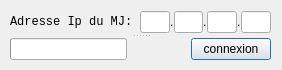
Qt form src/ConnectionHelper.ui (Nepta/nixjdr) before a commit.
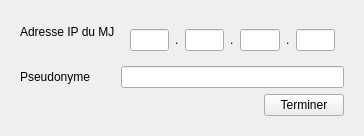
The same form after that commit. The open tabs and pages were chosen to show the change.

Commit message: connectionWizard reorganization

```diff
--- a/src/ConnectionHelper.ui
+++ b/src/ConnectionHelper.ui
@@ -6,51 +6,90 @@
    <rect>
     <x>0</x>
     <y>0</y>
-    <width>282</width>
-    <height>70</height>
+    <width>364</width>
+    <height>136</height>
    </rect>
   </property>
+  <property name="sizePolicy">
+   <sizepolicy hsizetype="Preferred" vsizetype="Preferred">
+    <horstretch>0</horstretch>
+    <verstretch>0</verstretch>
+   </sizepolicy>
+  </property>
   <property name="windowTitle">
    <string>Dialog</string>
   </property>
-  <widget class="QSplitter" name="splitter">
-   <property name="geometry">
-    <rect>
-     <x>10</x>
-     <y>10</y>
-     <width>261</width>
-     <height>51</height>
-    </rect>
-   </property>
-   <property name="orientation">
-    <enum>Qt::Vertical</enum>
-   </property>
-   <widget class="QWidget" name="horizontalLayoutWidget">
-    <layout class="QHBoxLayout" name="horizontalLayout">
-     <property name="spacing">
+  <layout class="QVBoxLayout" name="verticalLayout">
+   <item>
+    <widget class="QStackedWidget" name="stackedWidget">
+     <property name="currentIndex">
       <number>0</number>
      </property>
-     <item>
-      <widget class="QLabel" name="label_4">
-       <property name="font">
-        <font>
-         <family>Monospace</family>
-        </font>
-       </property>
-       <property name="text">
-        <string>Adresse Ip du MJ: </string>
-       </property>
-      </widget>
-     </item>
-     <item>
-      <widget class="QLineEdit" name="ipA">
-       <property name="text">
-        <string/>
-       </property>
-      </widget>
-     </item>
+     <widget class="QWidget" name="pageRole">
+      <layout class="QVBoxLayout" name="verticalLayout_3">
      <item>
       <widget class="QLabel" name="label">
+         <property name="text">
+          <string>Veuillez choisir un rôle</string>
+         </property>
+        </widget>
+       </item>
+       <item>
+        <layout class="QHBoxLayout" name="horizontalLayout">
+         <item>
+          <spacer name="horizontalSpacer_2">
+           <property name="orientation">
+            <enum>Qt::Horizontal</enum>
+           </property>
+           <property name="sizeHint" stdset="0">
+            <size>
+             <width>40</width>
+             <height>20</height>
+            </size>
+           </property>
+          </spacer>
+         </item>
+         <item>
+          <widget class="QPushButton" name="playerButton">
+           <property name="text">
+            <string>Joueur</string>
+           </property>
+          </widget>
+         </item>
+         <item>
+          <widget class="QPushButton" name="mjButton">
+           <property name="text">
+            <string>MJ</string>
+           </property>
+          </widget>
+         </item>
+        </layout>
+       </item>
+      </layout>
+     </widget>
+     <widget class="QWidget" name="pageConnection">
+      <layout class="QVBoxLayout" name="verticalLayout_2">
+       <item>
+        <layout class="QFormLayout" name="formLayout">
+         <item row="0" column="0">
+          <widget class="QLabel" name="ipAddressLabel">
+           <property name="text">
+            <string>Adresse IP du MJ</string>
+           </property>
+          </widget>
+         </item>
+         <item row="0" column="1">
+          <widget class="QWidget" name="ipAddress" native="true">
+           <layout class="QHBoxLayout" name="horizontalLayout_4">
+            <item>
+             <widget class="QLineEdit" name="ipA">
+              <property name="text">
+               <string/>
+              </property>
+             </widget>
+            </item>
+            <item>
+             <widget class="QLabel" name="label_7">
        <property name="lineWidth">
         <number>1</number>
        </property>
@@ -70,7 +109,7 @@
       </widget>
      </item>
      <item>
-      <widget class="QLabel" name="label_2">
+             <widget class="QLabel" name="label_6">
        <property name="text">
         <string>.</string>
        </property>
@@ -84,7 +123,7 @@
       </widget>
      </item>
      <item>
-      <widget class="QLabel" name="label_3">
+             <widget class="QLabel" name="label_5">
        <property name="text">
         <string>.</string>
        </property>
@@ -99,27 +138,26 @@
      </item>
     </layout>
    </widget>
+         </item>
+         <item row="1" column="0">
+          <widget class="QLabel" name="nicknameLabel">
+           <property name="text">
+            <string>Pseudonyme</string>
+           </property>
+          </widget>
+         </item>
+         <item row="1" column="1">
+          <widget class="QLineEdit" name="nickname"/>
+         </item>
+        </layout>
+       </item>
+       <item>
+        <widget class="QSplitter" name="splitter">
+         <property name="orientation">
+          <enum>Qt::Vertical</enum>
+         </property>
    <widget class="QWidget" name="horizontalLayoutWidget_2">
-    <layout class="QHBoxLayout" name="horizontalLayout_2" stretch="20,10,1">
-     <item>
-      <widget class="QProgressBar" name="progressBar">
-       <property name="contextMenuPolicy">
-        <enum>Qt::DefaultContextMenu</enum>
-       </property>
-       <property name="maximum">
-        <number>1</number>
-       </property>
-       <property name="value">
-        <number>-1</number>
-       </property>
-       <property name="textVisible">
-        <bool>false</bool>
-       </property>
-       <property name="invertedAppearance">
-        <bool>false</bool>
-       </property>
-      </widget>
-     </item>
+          <layout class="QHBoxLayout" name="horizontalLayout_2" stretch="10,0">
      <item>
       <spacer name="horizontalSpacer">
        <property name="orientation">
@@ -136,13 +174,22 @@
      <item>
       <widget class="QPushButton" name="pushButton">
        <property name="text">
-        <string>connexion</string>
-       </property>
+              <string>Terminer</string>
+             </property>
+             <property name="shortcut">
+              <string>Return</string>
+             </property>
       </widget>
      </item>
     </layout>
    </widget>
   </widget>
+       </item>
+      </layout>
+     </widget>
+    </widget>
+   </item>
+  </layout>
  </widget>
  <resources/>
  <connections/>
```
Left out of the diff: 7 changed lines with no effect on the pictures. Lines whose indentation alone changed are shown as unchanged. The commit also changes 15 other files.
